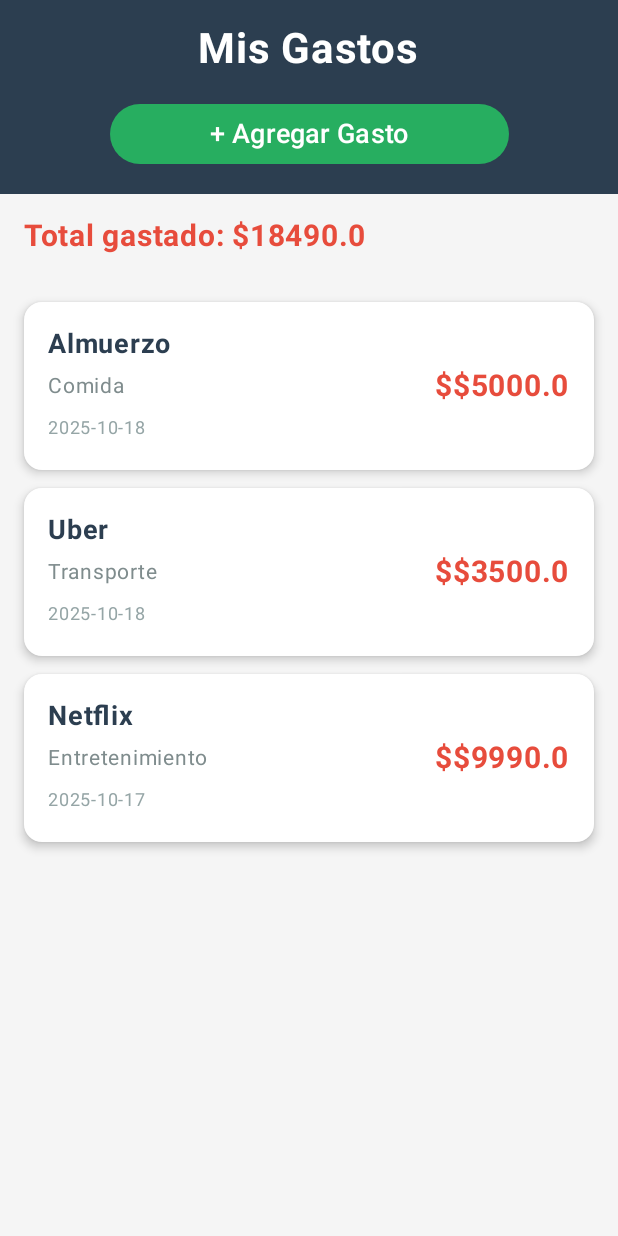
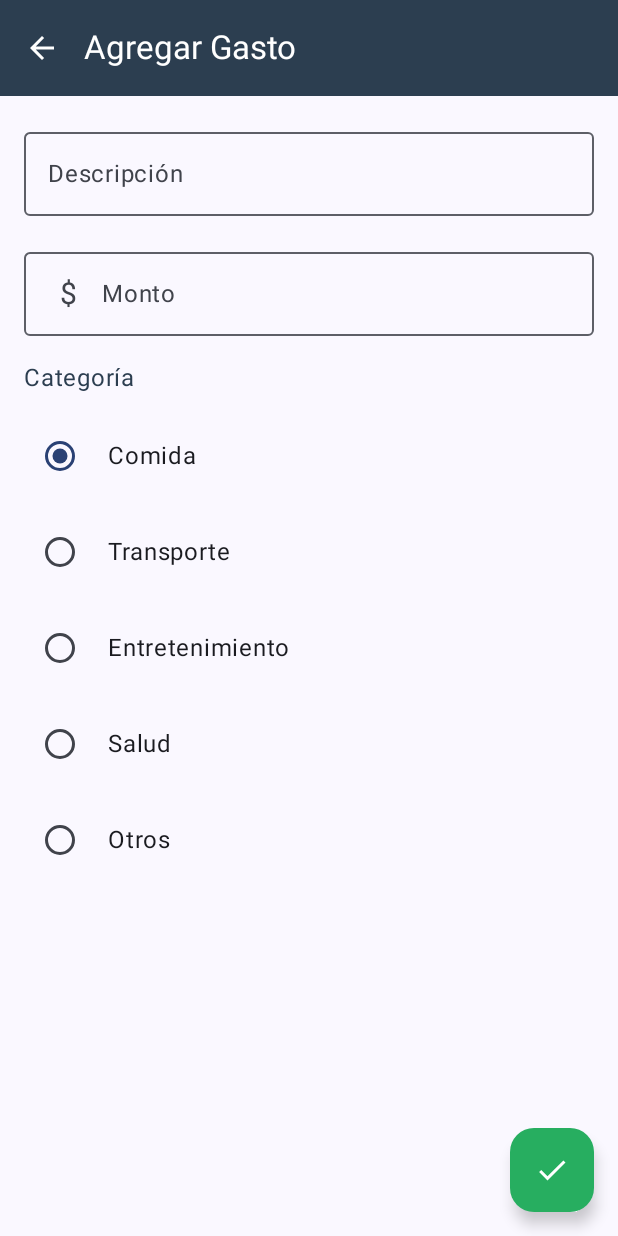
Before and after one commit to Diego-ai-he/GastosApp, an Android app built with Jetpack Compose: the screen it shows after launch (MainActivity), after a tap on "+ Agregar Gasto", on a phone screen of 412 x 824 dp. Run offline under Robolectric (Android 15) with nearby library versions, the phone set to English and light mode, and no system bars.

Commit message:
agregando navegacion

```diff
--- a/app/build.gradle.kts
+++ b/app/build.gradle.kts
@@ -56,4 +56,6 @@ dependencies {
     androidTestImplementation(libs.androidx.compose.ui.test.junit4)
     debugImplementation(libs.androidx.compose.ui.tooling)
     debugImplementation(libs.androidx.compose.ui.test.manifest)
+    implementation("androidx.navigation:navigation-compose:2.7.7")
+
 }
--- /dev/null
+++ b/app/src/main/java/com/example/gastosapp/AgregarGastoScreen.kt
@@ -0,0 +1,126 @@
+package com.example.gastosapp
+
+import androidx.compose.foundation.layout.*
+import androidx.compose.foundation.text.KeyboardOptions
+import androidx.compose.material.icons.Icons
+import androidx.compose.material.icons.filled.ArrowBack
+import androidx.compose.material.icons.filled.Check
+import androidx.compose.material3.*
+import androidx.compose.runtime.*
+import androidx.compose.ui.Modifier
+import androidx.compose.ui.graphics.Color
+import androidx.compose.ui.text.input.KeyboardType
+import androidx.compose.ui.unit.dp
+import androidx.compose.ui.unit.sp
+
+@OptIn(ExperimentalMaterial3Api::class)
+@Composable
+fun AgregarGastoScreen(
+    onGastoGuardado: (Gasto) -> Unit,
+    onVolver: () -> Unit
+) {
+    // Estados para cada campo del formulario
+    var descripcion by remember { mutableStateOf("") }
+    var monto by remember { mutableStateOf("") }
+    var categoriaSeleccionada by remember { mutableStateOf("Comida") }
+
+    // Lista de categorías
+    val categorias = listOf("Comida", "Transporte", "Entretenimiento", "Salud", "Otros")
+
+    Scaffold(
+        topBar = {
+            TopAppBar(
+                title = { Text("Agregar Gasto") },
+                navigationIcon = {
+                    IconButton(onClick = onVolver) {
+                        Icon(Icons.Filled.ArrowBack, "Volver")
+                    }
+                },
+                colors = TopAppBarDefaults.topAppBarColors(
+                    containerColor = Color(0xFF2C3E50),
+                    titleContentColor = Color.White,
+                    navigationIconContentColor = Color.White
+                )
+            )
+        },
+        floatingActionButton = {
+            FloatingActionButton(
+                onClick = {
+                    // Validación simple
+                    if (descripcion.isNotBlank() && monto.isNotBlank()) {
+                        val montoDouble = monto.toDoubleOrNull() ?: 0.0
+                        if (montoDouble > 0) {
+                            val nuevoGasto = Gasto(
+                                id = (1..10000).random(), // ID temporal
+                                descripcion = descripcion,
+                                monto = montoDouble,
+                                categoria = categoriaSeleccionada,
+                                fecha = "2025-10-18" // Fecha temporal
+                            )
+                            onGastoGuardado(nuevoGasto)
+                        }
+                    }
+                },
+                containerColor = Color(0xFF27AE60)
+            ) {
+                Icon(Icons.Filled.Check, "Guardar", tint = Color.White)
+            }
+        }
+    ) { paddingValues ->
+        Column(
+            modifier = Modifier
+                .fillMaxSize()
+                .padding(paddingValues)
+                .padding(16.dp),
+            verticalArrangement = Arrangement.spacedBy(16.dp)
+        ) {
+            // Campo descripción
+            OutlinedTextField(
+                value = descripcion,
+                onValueChange = { descripcion = it },
+                label = { Text("Descripción") },
+                placeholder = { Text("Ej: Almuerzo en restaurante") },
+                modifier = Modifier.fillMaxWidth(),
+                singleLine = true
+            )
+
+            // Campo monto
+            OutlinedTextField(
+                value = monto,
+                onValueChange = { monto = it },
+                label = { Text("Monto") },
+                placeholder = { Text("0.00") },
+                modifier = Modifier.fillMaxWidth(),
+                keyboardOptions = KeyboardOptions(keyboardType = KeyboardType.Decimal),
+                singleLine = true,
+                leadingIcon = {
+                    Text("$", fontSize = 20.sp, modifier = Modifier.padding(start = 12.dp))
+                }
+            )
+
+            // Selector de categoría
+            Text(
+                text = "Categoría",
+                fontSize = 16.sp,
+                color = Color(0xFF2C3E50)
+            )
+
+            categorias.forEach { categoria ->
+                Row(
+                    modifier = Modifier.fillMaxWidth(),
+                    horizontalArrangement = Arrangement.Start
+                ) {
+                    RadioButton(
+                        selected = categoriaSeleccionada == categoria,
+                        onClick = { categoriaSeleccionada = categoria }
+                    )
+                    Spacer(modifier = Modifier.width(8.dp))
+                    Text(
+                        text = categoria,
+                        modifier = Modifier.padding(top = 12.dp)
+                    )
+                }
+            }
+        }
+    }
+}
--- a/app/src/main/java/com/example/gastosapp/MainActivity.kt
+++ b/app/src/main/java/com/example/gastosapp/MainActivity.kt
@@ -16,6 +16,9 @@ import androidx.compose.ui.graphics.Color
 import androidx.compose.ui.text.font.FontWeight
 import androidx.compose.ui.unit.dp
 import androidx.compose.ui.unit.sp
+import androidx.navigation.compose.NavHost
+import androidx.navigation.compose.composable
+import androidx.navigation.compose.rememberNavController
 import com.example.gastosapp.ui.theme.GastosAppTheme
 
 class MainActivity : ComponentActivity() {
@@ -23,15 +26,17 @@ class MainActivity : ComponentActivity() {
         super.onCreate(savedInstanceState)
         setContent {
             GastosAppTheme {
-                PantallaPrincipal()
+                AppNavigation()
             }
         }
     }
 }
 
 @Composable
-fun PantallaPrincipal() {
-    // Lista temporal de gastos (luego vendrá de la base de datos)
+fun AppNavigation() {
+    val navController = rememberNavController()
+
+    // Lista de gastos compartida entre pantallas
     var listaGastos by remember {
         mutableStateOf(listOf(
             Gasto(1, "Almuerzo", 5000.0, "Comida", "2025-10-18"),
@@ -40,6 +45,40 @@ fun PantallaPrincipal() {
         ))
     }
 
+    NavHost(
+        navController = navController,
+        startDestination = "principal"
+    ) {
+        // Pantalla Principal
+        composable("principal") {
+            PantallaPrincipal(
+                listaGastos = listaGastos,
+                onAgregarClick = {
+                    navController.navigate("agregar")
+                }
+            )
+        }
+
+        // Pantalla Agregar Gasto
+        composable("agregar") {
+            AgregarGastoScreen(
+                onGastoGuardado = { nuevoGasto ->
+                    listaGastos = listaGastos + nuevoGasto
+                    navController.popBackStack()
+                },
+                onVolver = {
+                    navController.popBackStack()
+                }
+            )
+        }
+    }
+}
+
+@Composable
+fun PantallaPrincipal(
+    listaGastos: List<Gasto>,
+    onAgregarClick: () -> Unit
+) {
     Column(
         modifier = Modifier
             .fillMaxSize()
@@ -63,7 +102,7 @@ fun PantallaPrincipal() {
             Spacer(modifier = Modifier.height(16.dp))
 
             Button(
-                onClick = { /* Aquí irá la navegación */ },
+                onClick = onAgregarClick,
                 colors = ButtonDefaults.buttonColors(
                     containerColor = Color(0xFF27AE60)
                 ),
```
Also changed, not shown: 1 other file.
